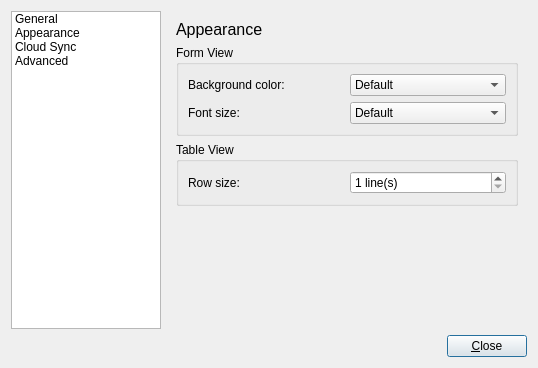
Qt form ui/preferencesdialog.ui (giowck/symphytum) before a commit.
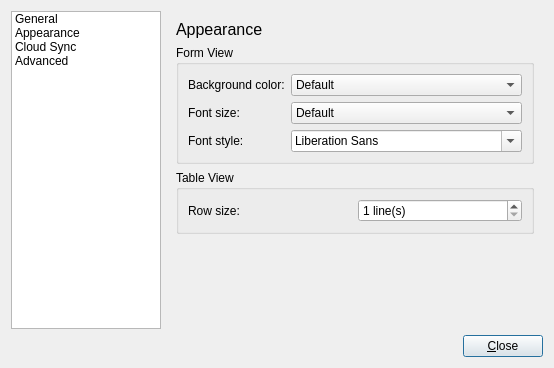
The same form after that commit. The open tabs and pages were chosen to show the change. Icons and pictures are not drawn.

Commit message: Allow custom font style in form view, closes #70

```diff
--- a/ui/preferencesdialog.ui
+++ b/ui/preferencesdialog.ui
@@ -331,6 +331,20 @@
               </item>
              </widget>
             </item>
+            <item row="2" column="0">
+             <widget class="QLabel" name="label_12">
+              <property name="text">
+               <string>Font style:</string>
+              </property>
+             </widget>
+            </item>
+            <item row="2" column="1">
+             <widget class="QFontComboBox" name="formViewFontCombo">
+              <property name="editable">
+               <bool>true</bool>
+              </property>
+             </widget>
+            </item>
            </layout>
           </widget>
          </item>
```
The commit also changes 4 other files.
